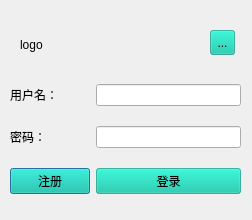
Before: the Qt Designer form MoMoWord/mosignindialog.ui in KailinLi/MoMoWord, drawn with Qt 5.
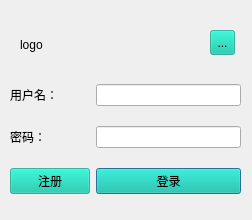
After: the same form once the commit is applied. Icons and pictures are not drawn.

The edit to the form file:
```diff
--- a/MoMoWord/mosignindialog.ui
+++ b/MoMoWord/mosignindialog.ui
@@ -37,6 +37,9 @@
       <property name="text">
        <string>注册</string>
       </property>
+      <property name="autoDefault">
+       <bool>false</bool>
+      </property>
      </widget>
     </item>
     <item row="1" column="0">
@@ -54,6 +57,9 @@
       <property name="text">
        <string>登录</string>
       </property>
+      <property name="default">
+       <bool>true</bool>
+      </property>
      </widget>
     </item>
     <item row="0" column="0">
```
